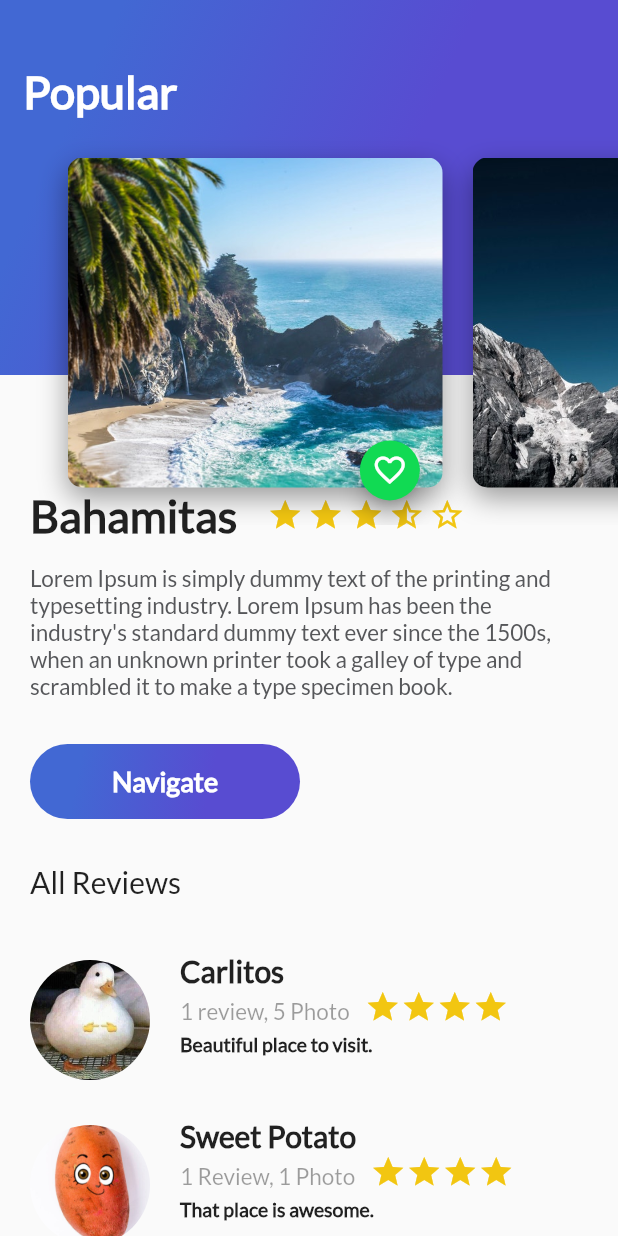
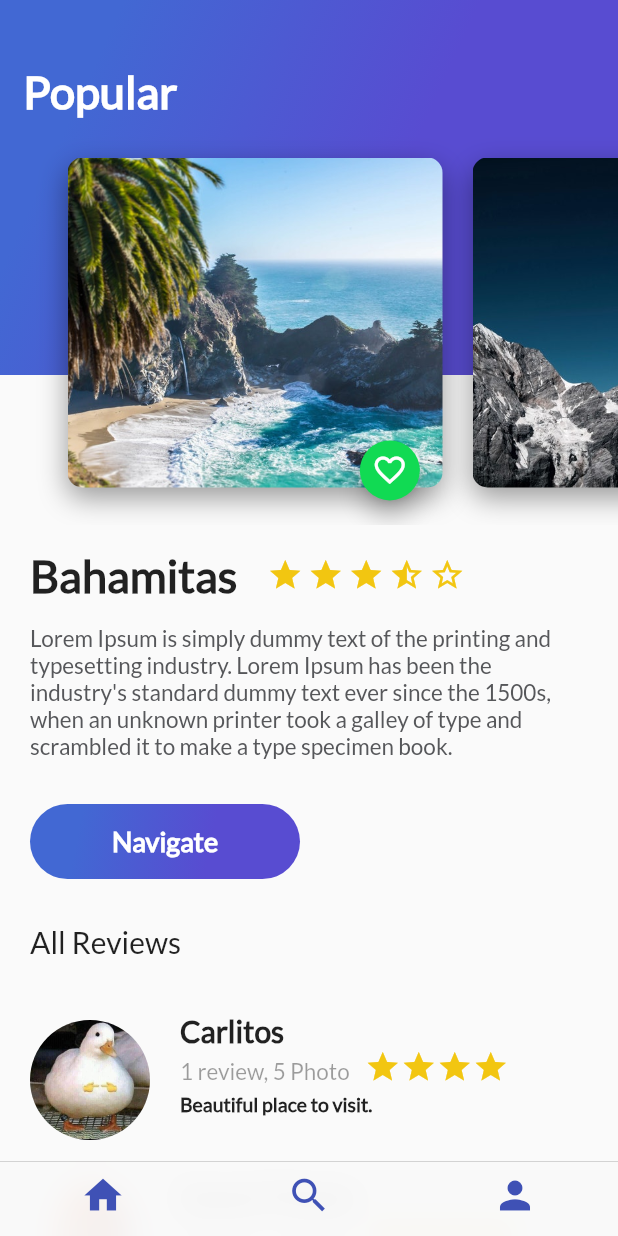
Before and after one commit to Angxandralol/app-flutter-curso, a Flutter app: the screen it shows after launch, on a phone screen of 412 x 824 dp. Run offline on Flutter 3.47's test engine with Material 2 defaults, Android fonts, the phone set to English and light mode, and no system bars.

Commit message:
Diseño de aplicacion del curso terminada

```diff
--- /dev/null
+++ b/lib/Platzi_trips_cupertino.dart
@@ -0,0 +1,42 @@
+import 'package:flutter/material.dart';
+import 'package:flutter/cupertino.dart';
+import 'package:platzi_trips_app/retos/tercer-reto/tercerReto.dart';
+import 'home.dart';
+
+class PlatziTripsCupertino extends StatelessWidget {
+  @override
+  Widget build(BuildContext context) {
+    return Scaffold(
+        bottomNavigationBar: CupertinoTabScaffold(
+      tabBar: CupertinoTabBar(items: [
+        BottomNavigationBarItem(
+          icon: Icon(Icons.home, color: Colors.indigo),
+        ),
+        BottomNavigationBarItem(
+          icon: Icon(Icons.search, color: Colors.indigo),
+        ),
+        BottomNavigationBarItem(
+          icon: Icon(Icons.person, color: Colors.indigo),
+        ),
+      ]),
+      tabBuilder: (BuildContext context, int index) {
+        switch (index) {
+          case 0:
+            return CupertinoTabView(
+              builder: (BuildContext context) => HomeTrips(),
+            );
+            break;
+          /*case 1:
+            return CupertinoTabView(
+              builder: (BuildContext context) => TercerReto(),
+            );
+            break;*/
+          default:
+            return CupertinoTabView(
+              builder: (BuildContext context) => HomeTrips(),
+            );
+        }
+      },
+    ));
+  }
+}
--- a/lib/components/head/button_favorite.dart
+++ b/lib/components/head/button_favorite.dart
@@ -13,10 +13,13 @@ class _ButtonFavorite extends State<ButtonFavorite> {
   void onPressedFavorite() {
     setState(() {
       _pressed = !this._pressed;
+
       if (_pressed == true) {
+        Scaffold.of(context).hideCurrentSnackBar();
         Scaffold.of(context)
             .showSnackBar(SnackBar(content: Text("Agregaste a tus favoritos")));
       } else {
+        Scaffold.of(context).hideCurrentSnackBar();
         Scaffold.of(context).showSnackBar(
             SnackBar(content: Text("Eliminaste de tus favoritos")));
       }
--- a/lib/components/place/stars.dart
+++ b/lib/components/place/stars.dart
@@ -4,17 +4,17 @@ class Star extends StatelessWidget {
   @override
   Widget build(BuildContext context) {
     final star = Container(
-      margin: EdgeInsets.only(top: 325.0, right: 3.0),
+      margin: EdgeInsets.only(top: 365.0, right: 3.0),
       child: Icon(Icons.star, color: Color(0xFFF2C611)),
     );
 
     final star_half = Container(
-      margin: EdgeInsets.only(top: 325.0, right: 3.0),
+      margin: EdgeInsets.only(top: 365.0, right: 3.0),
       child: Icon(Icons.star_half, color: Color(0xFFF2C611)),
     );
 
     final star_border = Container(
-      margin: EdgeInsets.only(top: 325.0, right: 3.0),
+      margin: EdgeInsets.only(top: 365.0, right: 3.0),
       child: Icon(Icons.star_border, color: Color(0xFFF2C611)),
     );
 
--- a/lib/components/place/title.dart
+++ b/lib/components/place/title.dart
@@ -10,7 +10,7 @@ class TitlePlace extends StatelessWidget {
     final title = Row(
       children: <Widget>[
         Container(
-          margin: EdgeInsets.only(top: 325.0, left: 20.0, right: 20.0),
+          margin: EdgeInsets.only(top: 365.0, left: 20.0, right: 20.0),
           child: Text(
             namePlace,
             style: TextStyle(
--- /dev/null
+++ b/lib/home.dart
@@ -0,0 +1,24 @@
+import 'package:flutter/material.dart';
+import 'components/head/header_appbar.dart';
+import 'components/place/description_place.dart';
+import 'components/review/reviewList.dart';
+
+class HomeTrips extends StatelessWidget {
+  @override
+  Widget build(BuildContext context) {
+    return Scaffold(
+      body: Stack(
+        children: [
+          ListView(
+            children: [
+              DescriptionPlace("Bahamitas", 4,
+                  '''Lorem Ipsum is simply dummy text of the printing and typesetting industry. Lorem Ipsum has been the industry's standard dummy text ever since the 1500s, when an unknown printer took a galley of type and scrambled it to make a type specimen book. '''),
+              ReviewList()
+            ],
+          ),
+          HeaderAppBar()
+        ],
+      ),
+    );
+  }
+}
--- a/lib/main.dart
+++ b/lib/main.dart
@@ -1,10 +1,7 @@
 import 'package:flutter/material.dart';
 import 'package:flutter/services.dart';
-import 'package:platzi_trips_app/components/head/header_appbar.dart';
-import 'package:platzi_trips_app/components/review/reviewList.dart';
-import 'package:platzi_trips_app/retos/tercer-reto/content/contentApp.dart';
-import 'package:platzi_trips_app/retos/tercer-reto/header/header-appbar.dart';
-import 'components/place/description_place.dart';
+import 'package:platzi_trips_app/Platzi_trips_cupertino.dart';
+import 'package:platzi_trips_app/PlaziTrips.dart';
 
 void main() {
   SystemChrome.setSystemUIOverlayStyle(SystemUiOverlayStyle(
@@ -18,30 +15,6 @@ class MyApp extends StatelessWidget {
 
   @override
   Widget build(BuildContext context) {
-    return MaterialApp(
-        title: 'Flutter Demo',
-        //HOME DE LA APLICACION DEL CURSO
-        home: Scaffold(
-          body: Stack(
-            children: [
-              ListView(
-                children: [
-                  DescriptionPlace("Bahamitas", 4,
-                      '''Lorem Ipsum is simply dummy text of the printing and typesetting industry. Lorem Ipsum has been the industry's standard dummy text ever since the 1500s, when an unknown printer took a galley of type and scrambled it to make a type specimen book. '''),
-                  ReviewList()
-                ],
-              ),
-              HeaderAppBar()
-            ],
-          ),
-        )
-
-        //HOME DEL TERCER RETO
-        /*home: Scaffold(
-        body: Stack(
-          children: [HeaderAppbar(), ContentApp()],
-        ),
-      ),*/
-        );
+    return MaterialApp(title: 'Flutter Demo', home: PlatziTripsCupertino());
   }
 }
```
Also changed, not shown: lib/PlaziTrips.dart (added, +45 -0 lines), lib/retos/tercer-reto/tercerReto.dart (added, +14 -0 lines).
